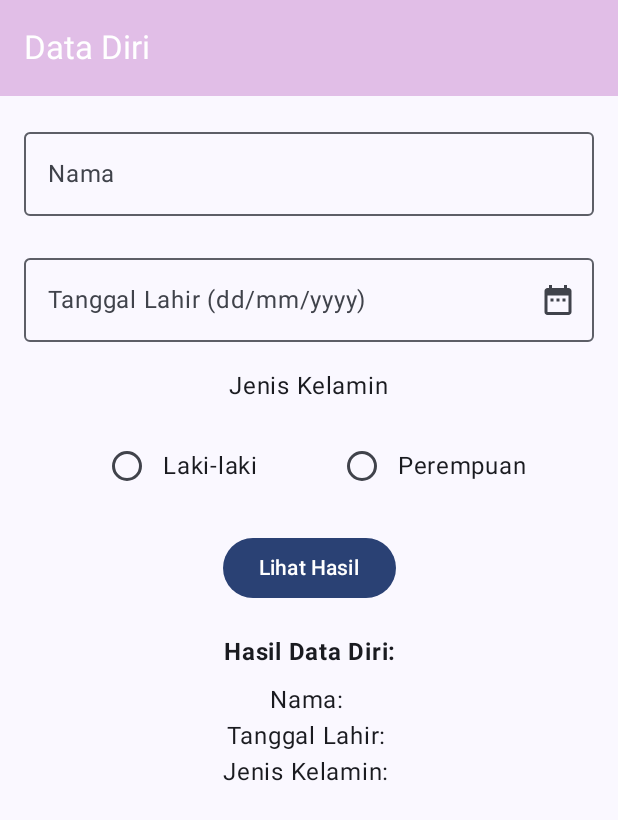
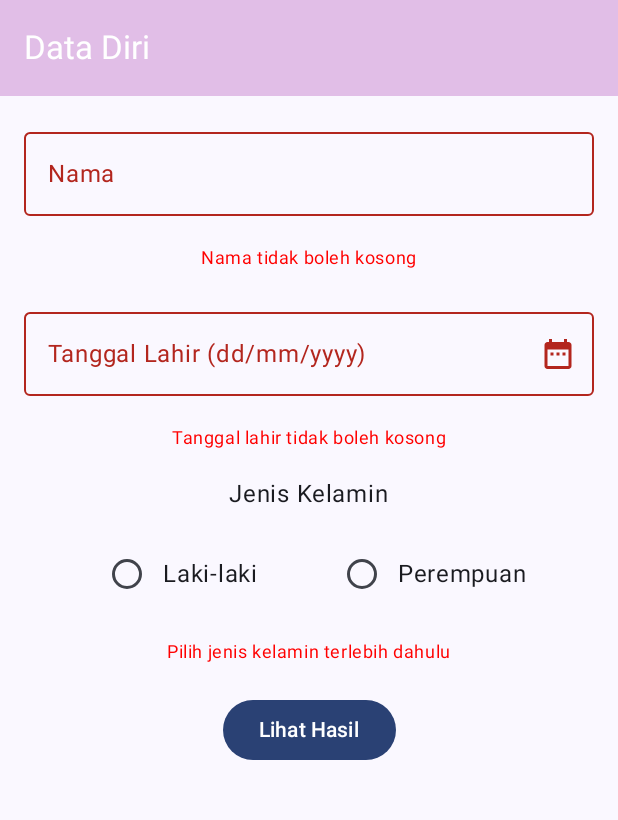
Before and after one commit to Ghinayolanda/Assesment1Mobpro-607062330096-GhinaAniqah, an Android app built with Jetpack Compose: the screen it shows after launch (MainActivity), after a tap on "Lihat Hasil", on a phone screen of 412 x 824 dp. Shown: the top 820 px of the screen. Run offline under Robolectric (Android 15) with nearby library versions, the phone set to English and light mode, and no system bars.

Commit message:
Dapat memberi feedback jika input tidak sesuai harapan

```diff
--- a/app/src/main/java/com/ghina0096/assesment1_607062330096_ghinaaniqahyc/screen/MainScreen.kt
+++ b/app/src/main/java/com/ghina0096/assesment1_607062330096_ghinaaniqahyc/screen/MainScreen.kt
@@ -53,6 +53,11 @@ fun MainScreen() {
     var selectedDate by remember { mutableStateOf("") }
     var showResult by remember { mutableStateOf(false) }
 
+    // Validasi
+    var namaError by remember { mutableStateOf(false) }
+    var tanggalError by remember { mutableStateOf(false) }
+    var genderError by remember { mutableStateOf(false) }
+
     Scaffold(
         topBar = {
             TopAppBar(
@@ -77,8 +82,10 @@ fun MainScreen() {
                 onValueChange = {
                     nama = it
                     showResult = false
+                    namaError = false
                 },
                 label = { Text(stringResource(id = R.string.label_nama)) },
+                isError = namaError,
                 singleLine = true,
                 keyboardOptions = KeyboardOptions(
                     imeAction = ImeAction.Next,
@@ -86,6 +93,13 @@ fun MainScreen() {
                 ),
                 modifier = Modifier.fillMaxWidth()
             )
+            if (namaError) {
+                Text(
+                    text = "Nama tidak boleh kosong",
+                    color = Color.Red,
+                    style = MaterialTheme.typography.bodySmall
+                )
+            }
 
             OutlinedTextField(
                 value = selectedDate,
@@ -101,8 +115,10 @@ fun MainScreen() {
                     }
                     selectedDate = formatted
                     showResult = false
+                    tanggalError = false
                 },
                 label = { Text(stringResource(id = R.string.label_tanggal_lahir)) },
+                isError = tanggalError,
                 trailingIcon = {
                     Icon(
                         imageVector = Icons.Default.DateRange,
@@ -115,6 +131,14 @@ fun MainScreen() {
                     keyboardType = KeyboardType.Number
                 )
             )
+
+            if (tanggalError) {
+                Text(
+                    text = "Tanggal lahir tidak boleh kosong",
+                    color = Color.Red,
+                    style = MaterialTheme.typography.bodySmall
+                )
+            }
 
             Text(
                 text = stringResource(id = R.string.label_jenis_kelamin),
@@ -132,16 +156,27 @@ fun MainScreen() {
                             onClick = {
                                 selectedGender = gender
                                 showResult = false
+                                genderError = false
                             }
                         )
                         Text(text = gender)
                     }
                 }
             }
+            if (genderError) {
+                Text(
+                    text = "Pilih jenis kelamin terlebih dahulu",
+                    color = Color.Red,
+                    style = MaterialTheme.typography.bodySmall
+                )
+            }
 
             Button(
                 onClick = {
-                    showResult = true
+                    namaError = nama.isBlank()
+                    tanggalError = selectedDate.isBlank()
+                    genderError = selectedGender.isBlank()
+                    showResult = !(namaError || tanggalError || genderError)
                 }
             ) {
                 Text(stringResource(id = R.string.lihat_hasil))
```
